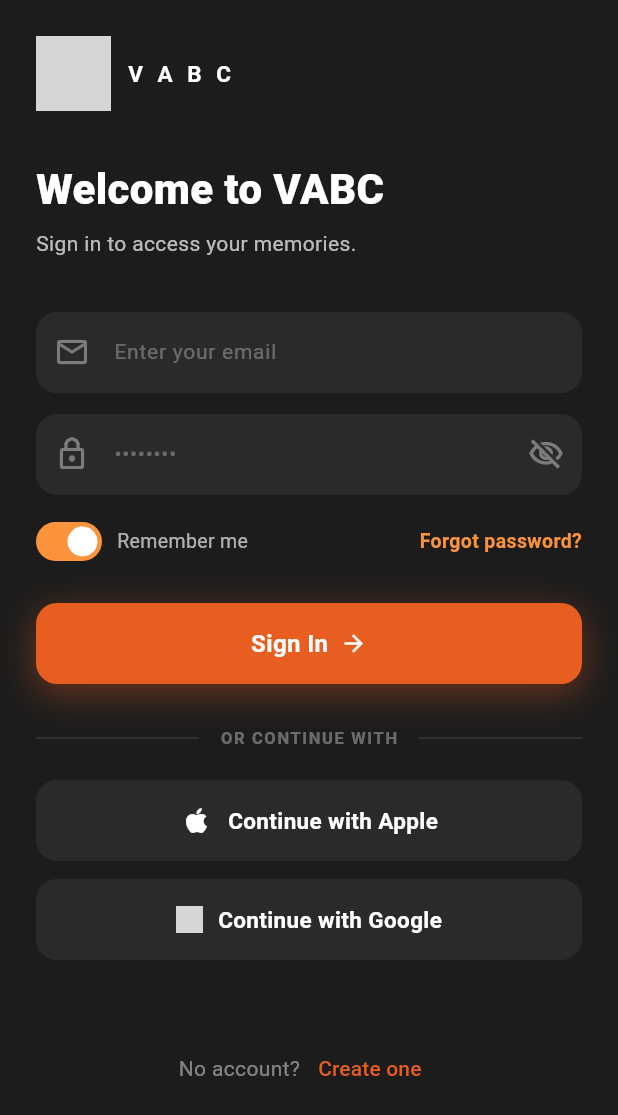
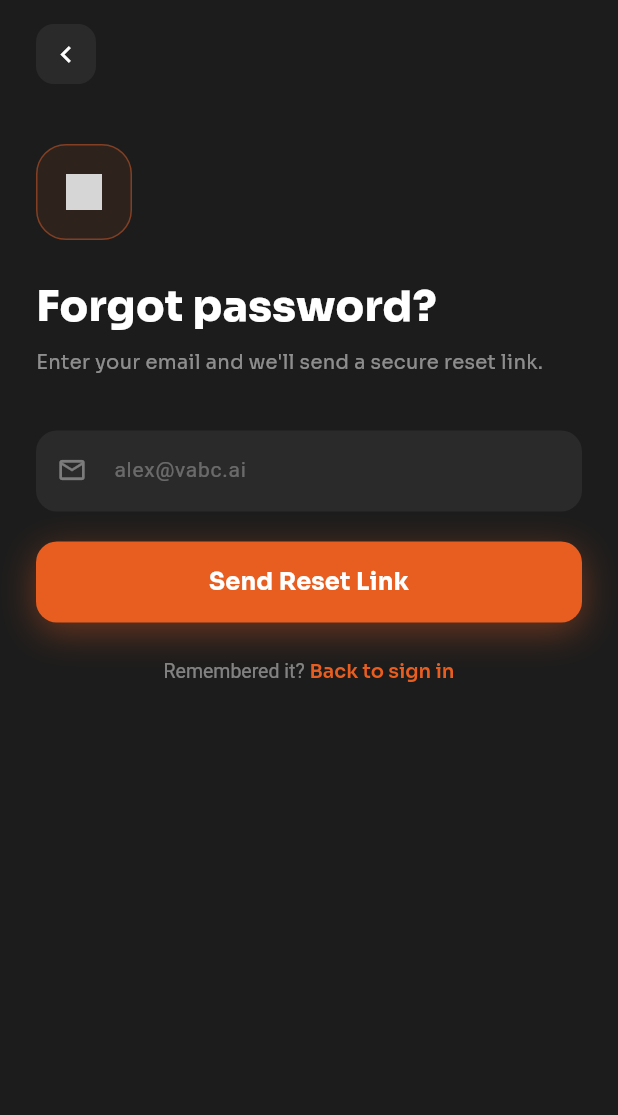
Before and after one commit to patidarritik180-web/vabc_app, a Flutter app: the LoginPage screen opened directly, after a tap on "Forgot password?", on a phone screen of 412 x 824 dp. Shown: the top 1115 px of the screen. Run offline on Flutter 3.47's test engine with Material 3 defaults, Android fonts, the phone set to English and light mode, and no system bars; our stand-ins replace get, google_fonts, smooth_page_indicator; grey boxes are pictures that could not be loaded.

Commit message:
Updated onboarding screens

```diff
--- a/lib/main.dart
+++ b/lib/main.dart
@@ -1,5 +1,7 @@
 import 'package:flutter/material.dart';
 import 'package:get/get.dart';
+//import 'package:vabc_app/screens/login_screen/login_page.dart';
+//import 'package:vabc_app/screens/onboarding_screen/onboarding_page.dart';
 import 'package:vabc_app/screens/splash_screen/splash_screen.dart';
 
 void main() {
@@ -17,7 +19,7 @@ class MyApp extends StatelessWidget {
       theme: ThemeData(
         colorScheme: ColorScheme.fromSeed(seedColor: Colors.deepPurple),
       ),
-      home: const SplashScreen(),
+      home: SplashScreen(),
     );
   }
 }
--- /dev/null
+++ b/lib/screens/forgot_pass_page/forgot_password_page.dart
@@ -0,0 +1,199 @@
+// lib/pages/forgot_password_page.dart
+
+import 'package:flutter/material.dart';
+import 'package:get/get.dart';
+import 'package:google_fonts/google_fonts.dart';
+import 'package:vabc_app/screens/forgot_pass_page/forgot_password_controller.dart';
+
+class ForgotPasswordPage extends StatelessWidget {
+  const ForgotPasswordPage({super.key});
+
+  @override
+  Widget build(BuildContext context) {
+    final ctrl = Get.put(ForgotPasswordController());
+
+    return Scaffold(
+      backgroundColor: const Color(0xFF1C1C1C),
+      body: SafeArea(
+        child: Padding(
+          padding: const EdgeInsets.symmetric(horizontal: 24, vertical: 16),
+          child: Column(
+            crossAxisAlignment: CrossAxisAlignment.start,
+            children: [
+              // ── Back button ─────────────────────────────────────────────
+              GestureDetector(
+                onTap: ctrl.backToSignIn,
+                child: Container(
+                  width: 40,
+                  height: 40,
+                  decoration: BoxDecoration(
+                    color: const Color(0xFF2A2A2A),
+                    borderRadius: BorderRadius.circular(12),
+                  ),
+                  child: const Icon(
+                    Icons.chevron_left,
+                    color: Colors.white,
+                    size: 22,
+                  ),
+                ),
+              ),
+
+              const SizedBox(height: 40),
+
+              // ── Key icon ────────────────────────────────────────────────
+              Container(
+                width: 64,
+                height: 64,
+                decoration: BoxDecoration(
+                  borderRadius: BorderRadius.circular(20),
+                  border: Border.all(
+                    color: const Color(0xFFFF6B2C).withOpacity(0.4),
+                  ),
+                  color: const Color(0xFFFF6B2C).withOpacity(0.08),
+                ),
+                child: Center(
+                  child: Container(
+                    width: 24,
+                    height: 24,
+                    child: Image.asset(
+                      'assets/images/key.png',
+                      fit: BoxFit.cover,
+                    ),
+                  ),
+                ),
+              ),
+
+              const SizedBox(height: 28),
+
+              // ── Title ────────────────────────────────────────────────────
+              Text(
+                'Forgot password?',
+                style: GoogleFonts.sora(
+                  color: Colors.white,
+                  fontSize: 28,
+                  fontWeight: FontWeight.w800,
+                  height: 1.2,
+                ),
+              ),
+
+              const SizedBox(height: 10),
+
+              // ── Subtitle ─────────────────────────────────────────────────
+              Text(
+                "Enter your email and we'll send a secure reset link.",
+                style: GoogleFonts.sora(
+                  color: Colors.white.withOpacity(0.50),
+                  fontSize: 13,
+                  height: 1.5,
+                ),
+              ),
+
+              const SizedBox(height: 36),
+
+              // ── Email field ──────────────────────────────────────────────
+              Container(
+                height: 54,
+                decoration: BoxDecoration(
+                  color: const Color(0xFF2A2A2A),
+                  borderRadius: BorderRadius.circular(14),
+                ),
+                child: TextField(
+                  controller: ctrl.emailController,
+                  keyboardType: TextInputType.emailAddress,
+                  style: const TextStyle(color: Colors.white, fontSize: 14),
+                  decoration: InputDecoration(
+                    hintText: 'alex@vabc.ai',
+                    hintStyle: TextStyle(color: Colors.white.withOpacity(0.30)),
+                    prefixIcon: const Icon(
+                      Icons.mail_outline,
+                      color: Colors.white38,
+                      size: 20,
+                    ),
+                    border: InputBorder.none,
+                    contentPadding: const EdgeInsets.symmetric(
+                      vertical: 16,
+                      horizontal: 16,
+                    ),
+                  ),
+                ),
+              ),
+
+              const SizedBox(height: 20),
+
+              // ── Send Reset Link button ───────────────────────────────────
+              Obx(
+                () => GestureDetector(
+                  onTap: ctrl.isLoading.value ? null : ctrl.sendResetLink,
+                  child: Container(
+                    width: double.infinity,
+                    height: 54,
+                    decoration: BoxDecoration(
+                      color: const Color(0xFFE85D20),
+                      borderRadius: BorderRadius.circular(14),
+                      boxShadow: [
+                        BoxShadow(
+                          color: const Color(0xFFE85D20).withOpacity(0.40),
+                          blurRadius: 20,
+                          offset: const Offset(0, 6),
+                        ),
+                      ],
+                    ),
+                    child: ctrl.isLoading.value
+                        ? const Center(
+                            child: SizedBox(
+                              width: 22,
+                              height: 22,
+                              child: CircularProgressIndicator(
+                                color: Colors.white,
+                                strokeWidth: 2.5,
+                              ),
+                            ),
+                          )
+                        : Center(
+                            child: Text(
+                              'Send Reset Link',
+                              style: GoogleFonts.sora(
+                                color: Colors.white,
+                                fontSize: 16,
+                                fontWeight: FontWeight.w700,
+                                letterSpacing: 0.14,
+                              ),
+                            ),
+                          ),
+                  ),
+                ),
+              ),
+
+              const SizedBox(height: 24),
+
+              // ── Back to sign in ──────────────────────────────────────────
+              Center(
+                child: GestureDetector(
+                  onTap: ctrl.backToSignIn,
+                  child: RichText(
+                    text: TextSpan(
+                      style: TextStyle(
+                        fontSize: 13,
+                        color: Colors.white.withOpacity(0.45),
+                      ),
+                      children: [
+                        TextSpan(text: 'Remembered it? '),
+                        TextSpan(
+                          text: 'Back to sign in',
+                          style: GoogleFonts.sora(
+                            color: Color(0xFFE85D20),
+                            fontWeight: FontWeight.w600,
+                          ),
+                        ),
+                      ],
+                    ),
+                  ),
+                ),
+              ),
+            ],
+          ),
+        ),
+      ),
+    );
+  }
+}
--- a/lib/screens/login_screen/login_page.dart
+++ b/lib/screens/login_screen/login_page.dart
@@ -1,6 +1,7 @@
 import 'package:flutter/material.dart';
 import 'package:get/get.dart';
 import 'package:vabc_app/screens/create_account/signup_page.dart';
+import 'package:vabc_app/screens/forgot_pass_page/forgot_password_page.dart';
 
 import 'package:vabc_app/screens/login_screen/login_controller.dart';
 
@@ -150,7 +151,9 @@ class LoginPage extends StatelessWidget {
                   const Spacer(),
 
                   GestureDetector(
-                    onTap: ctrl.forgotPassword,
+                    onTap: () {
+                      Get.to(() => ForgotPasswordPage());
+                    },
                     child: const Text(
                       'Forgot password?',
                       style: TextStyle(
--- a/lib/screens/splash_screen/splash_controller.dart
+++ b/lib/screens/splash_screen/splash_controller.dart
@@ -6,6 +6,6 @@ class SplashController extends GetxController {
   void navigateToHome() async {
     await Future.delayed(
       Duration(seconds: 5),
-    ).then((value) => Get.to(() => OnboardingPage()));
+    ).then((value) => Get.off(() => OnboardingPage()));
   }
 }
--- a/pubspec.yaml
+++ b/pubspec.yaml
@@ -39,6 +39,7 @@ dependencies:
   google_fonts: ^8.1.0
   introduction_screen: ^4.0.0
   smooth_page_indicator: ^2.0.1
+  pinput: ^6.0.2
 
 dev_dependencies:
   flutter_test:
```
Also changed, not shown: lib/screens/create_account/signup_page.dart (+11 -3 lines), lib/screens/forgot_pass_page/forgot_password_controller.dart (added, +52 -0 lines), lib/screens/onboarding_screen/onboarding_page.dart (+28 -30 lines), lib/verification_page/otp_controller.dart (added, +61 -0 lines), lib/verification_page/otp_screen.dart (added, +261 -0 lines), lib/widgets/common_back_button.dart (added, +64 -0 lines), lib/widgets/onboarding_card.dart (+3 -9 lines), assets/images/app_logo.png (added), assets/images/key.png (added), assets/images/vef1.png (added), pubspec.lock.
